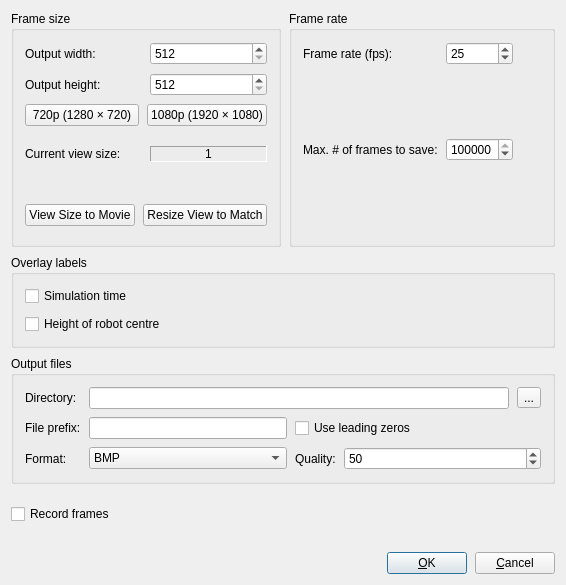
First picture: the form in sigel/ui/SIGEL_SlaveUI/SIG_MovieSettingsDialogBase.ui, repository jayMcBee/sigel-evolutionary-walking-robots, before the edit.
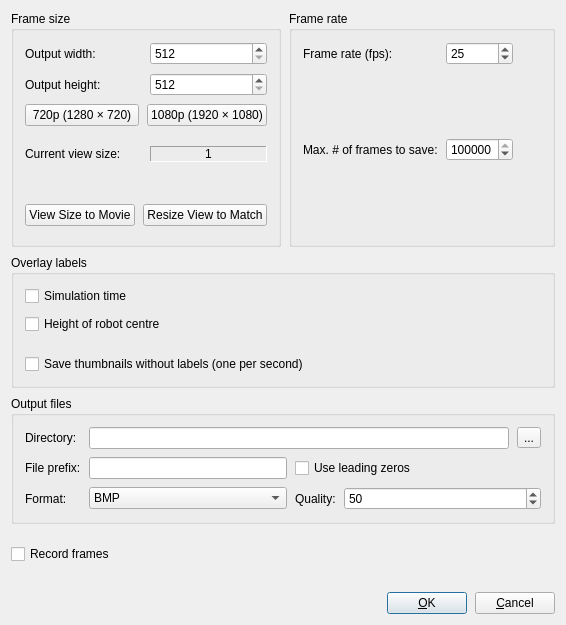
Second picture: the form after the edit.

Commit message: Item 130: recording can save one thumbnail per second without overlay labels

The edit to the form file:
```diff
--- a/sigel/ui/SIGEL_SlaveUI/SIG_MovieSettingsDialogBase.ui
+++ b/sigel/ui/SIGEL_SlaveUI/SIG_MovieSettingsDialogBase.ui
@@ -55,6 +55,32 @@
                     </property>
                   </widget>
                 </item>
+                <item>
+                  <spacer name="spacerOverlayLabelsBlock1">
+                    <property name="orientation">
+                      <enum>Qt::Vertical</enum>
+                    </property>
+                    <property name="sizeType">
+                      <enum>QSizePolicy::Fixed</enum>
+                    </property>
+                    <property name="sizeHint">
+                      <size>
+                        <width>20</width>
+                        <height>12</height>
+                      </size>
+                    </property>
+                  </spacer>
+                </item>
+                <item>
+                  <widget class="QCheckBox" name="checkboxSaveThumbnails">
+                    <property name="text">
+                      <string>Save thumbnails without labels (one per second)</string>
+                    </property>
+                    <property name="toolTip">
+                      <string>Saves one PNG per second of movie, at the output size and without labels, to pick a video thumbnail from.</string>
+                    </property>
+                  </widget>
+                </item>
               </layout>
             </widget>
           </item>
```
The commit also changes 4 other files.
